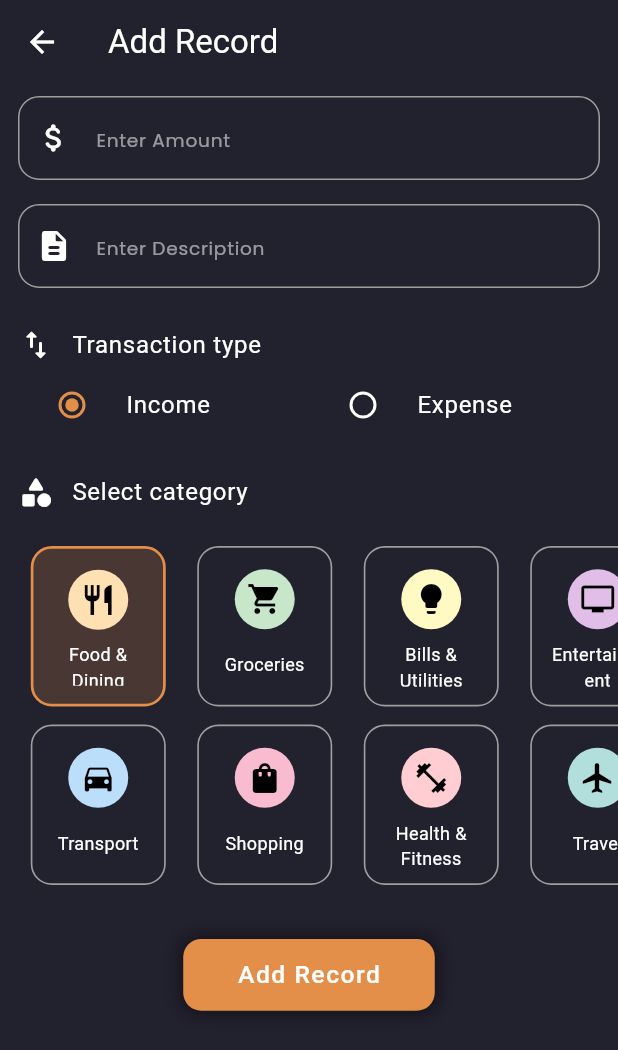
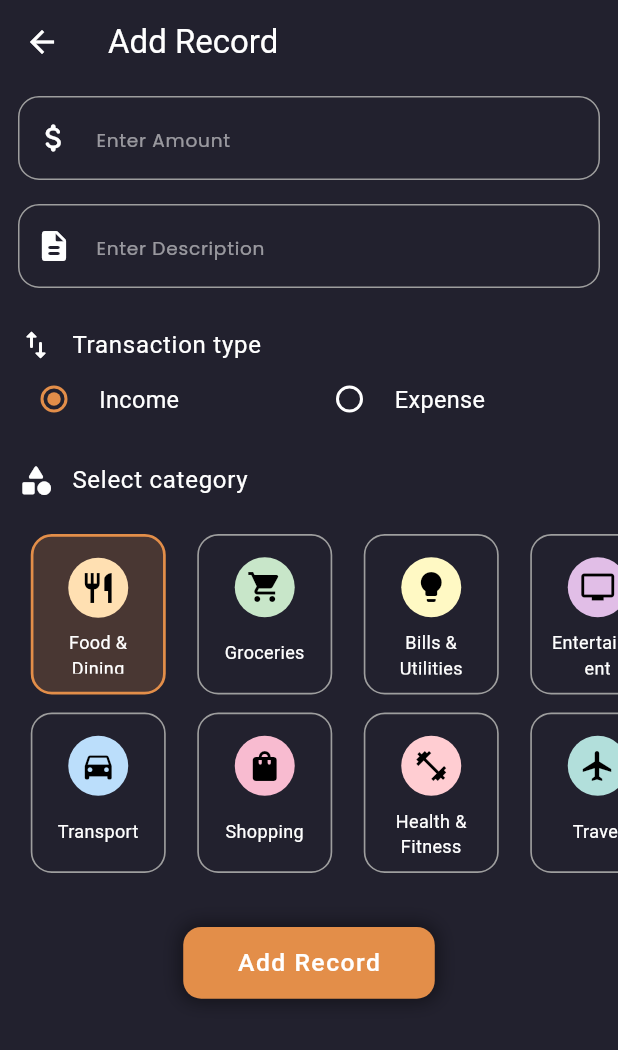
Before and after one commit to Zimil-Patel/sqlite_database_tasks, a Flutter app: the AddScreen screen opened directly, on a phone screen of 412 x 824 dp. Shown: the top 1050 px of the screen. Run offline on Flutter 3.47's test engine with Material 3 defaults, Android fonts, the phone set to English and light mode, and no system bars; our stand-ins replace blurrycontainer, font_awesome_flutter, get, google_fonts, sqflite; accounts and stored records are empty.

Commit message:
20 Dec 2024

```diff
--- a/lib/screen/add screen/components/transaction_type_radio.dart
+++ b/lib/screen/add screen/components/transaction_type_radio.dart
@@ -32,37 +32,49 @@ class TransactionTypeRadio extends StatelessWidget {
             ],
           ),
 
-          Row(
+          Material(
+            color: Colors.transparent,
+            child: Row(
+              crossAxisAlignment: CrossAxisAlignment.center,
               children: [
                 // INCOME
                 Expanded(
-                child: Material(
-                  color: Colors.transparent,
-                  child: RadioListTile(
+                  child: Row(
+                    children: [
+                      Radio<int>(
                         value: 0,
                         groupValue: 0,
-                    onChanged: (value) {},
+                        onChanged: (value){},
                         activeColor: third,
-                    title: const Text('Income'),
                       ),
+                      const SizedBox(width: defPadding / 2,),
+                      Flexible(child: Text('Income', style: TextStyle(fontSize: height * 0.019), overflow: TextOverflow.ellipsis,)),
+                    ],
+                  ),
+                ),
+
+                const SizedBox(width: defPadding / 2,),
+
+                Expanded(
+                  child: Row(
+                    children: [
+                      Radio<int>(
+                        value: 1,
+                        groupValue: 0,
+                        onChanged: (value){},
+                        activeColor: third,
+                      ),
+                      const SizedBox(width: defPadding / 2,),
+                      Flexible(child: Text('Expense', style: TextStyle(fontSize: height * 0.019),overflow: TextOverflow.ellipsis)),
+                    ],
                   ),
                 ),
 
 
                 // EXPENSE
-              Expanded(
-                child: Material(
-                  color: Colors.transparent,
-                  child: RadioListTile(
-                    value: 1,
-                    groupValue: 0,
-                    onChanged: (value) {},
-                    activeColor: third,
-                    title: const Text('Expense'),
+
+              ],
             ),
-                ),
-              ),
-            ],
           ),
         ],
       ),
```
Also changed, not shown: 1 other file. Lines whose indentation alone changed are shown as unchanged.
